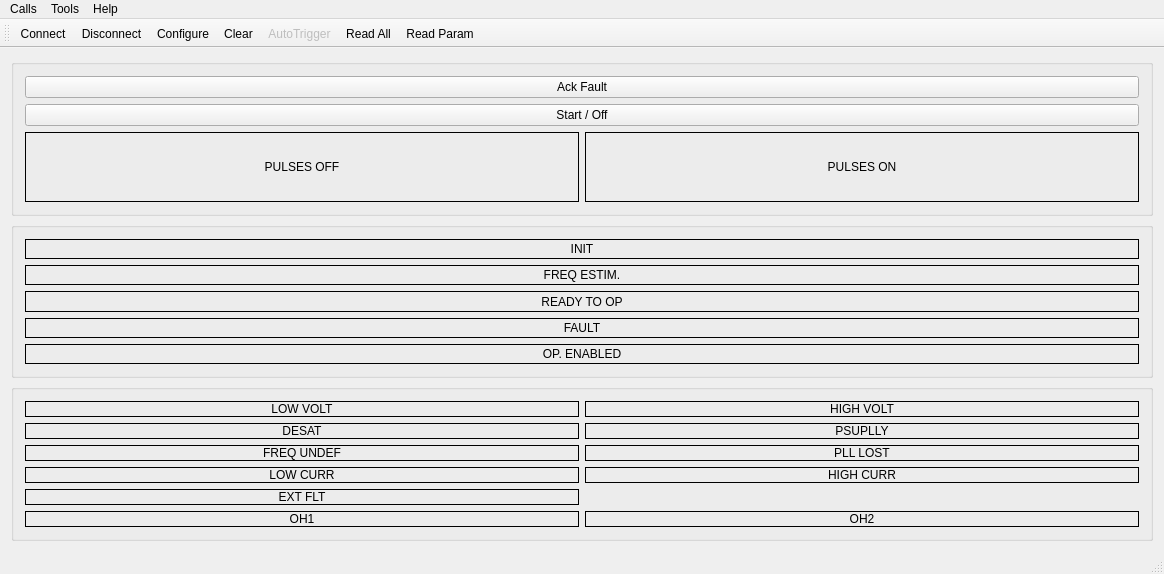
lgrittin/ike_gui, file ui/mainwindow.ui: the form before one commit.
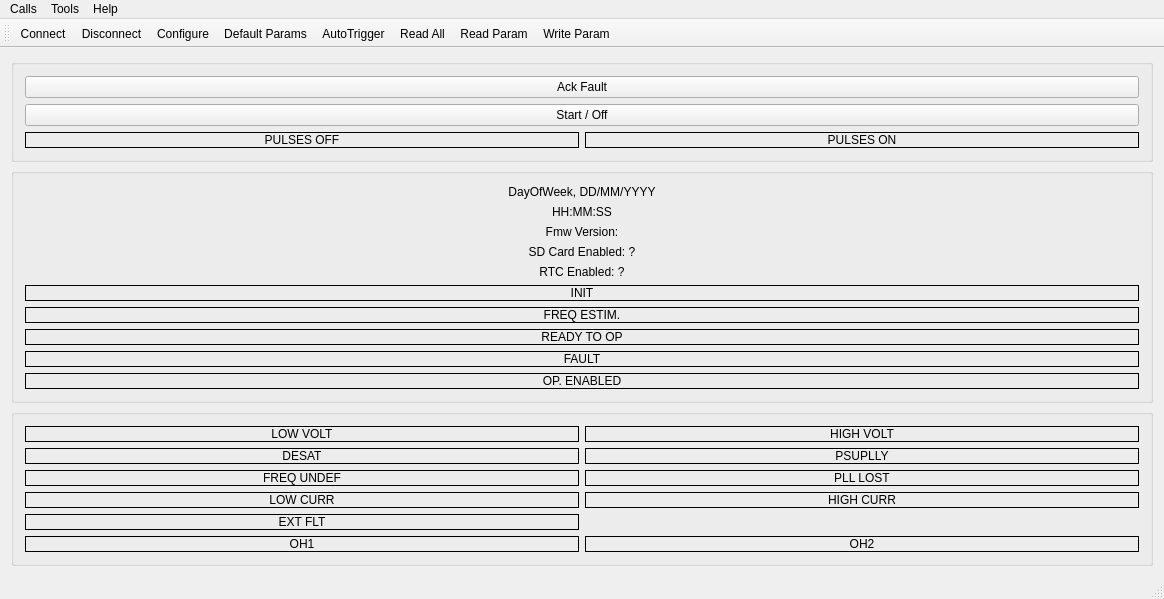
The form after the commit. Icons and pictures are not drawn.

What changed in the file:
```diff
--- a/ui/mainwindow.ui
+++ b/ui/mainwindow.ui
@@ -24,178 +24,7 @@
   </property>
   <widget class="QWidget" name="centralWidget">
    <layout class="QGridLayout" name="gridLayout">
-    <item row="2" column="0" rowspan="2">
-     <widget class="QGroupBox" name="groupBox_statoInverter">
-      <property name="title">
-       <string/>
-      </property>
-      <property name="flat">
-       <bool>false</bool>
-      </property>
-      <layout class="QVBoxLayout" name="verticalLayout_2">
-       <property name="sizeConstraint">
-        <enum>QLayout::SetDefaultConstraint</enum>
-       </property>
-       <item>
-        <widget class="QLabel" name="label_init">
-         <property name="focusPolicy">
-          <enum>Qt::NoFocus</enum>
-         </property>
-         <property name="contextMenuPolicy">
-          <enum>Qt::DefaultContextMenu</enum>
-         </property>
-         <property name="frameShape">
-          <enum>QFrame::Box</enum>
-         </property>
-         <property name="text">
-          <string>INIT</string>
-         </property>
-         <property name="alignment">
-          <set>Qt::AlignCenter</set>
-         </property>
-        </widget>
-       </item>
-       <item>
-        <widget class="QLabel" name="label_freqEst">
-         <property name="focusPolicy">
-          <enum>Qt::NoFocus</enum>
-         </property>
-         <property name="contextMenuPolicy">
-          <enum>Qt::DefaultContextMenu</enum>
-         </property>
-         <property name="frameShape">
-          <enum>QFrame::Box</enum>
-         </property>
-         <property name="text">
-          <string>FREQ ESTIM.</string>
-         </property>
-         <property name="alignment">
-          <set>Qt::AlignCenter</set>
-         </property>
-        </widget>
-       </item>
-       <item>
-        <widget class="QLabel" name="label_readyToOp">
-         <property name="focusPolicy">
-          <enum>Qt::NoFocus</enum>
-         </property>
-         <property name="contextMenuPolicy">
-          <enum>Qt::DefaultContextMenu</enum>
-         </property>
-         <property name="frameShape">
-          <enum>QFrame::Box</enum>
-         </property>
-         <property name="text">
-          <string>READY TO OP</string>
-         </property>
-         <property name="alignment">
-          <set>Qt::AlignCenter</set>
-         </property>
-        </widget>
-       </item>
-       <item>
-        <widget class="QLabel" name="label_fault">
-         <property name="focusPolicy">
-          <enum>Qt::NoFocus</enum>
-         </property>
-         <property name="contextMenuPolicy">
-          <enum>Qt::DefaultContextMenu</enum>
-         </property>
-         <property name="frameShape">
-          <enum>QFrame::Box</enum>
-         </property>
-         <property name="text">
-          <string>FAULT</string>
-         </property>
-         <property name="alignment">
-          <set>Qt::AlignCenter</set>
-         </property>
-        </widget>
-       </item>
-       <item>
-        <widget class="QLabel" name="label_opEnabled">
-         <property name="focusPolicy">
-          <enum>Qt::NoFocus</enum>
-         </property>
-         <property name="contextMenuPolicy">
-          <enum>Qt::DefaultContextMenu</enum>
-         </property>
-         <property name="frameShape">
-          <enum>QFrame::Box</enum>
-         </property>
-         <property name="text">
-          <string>OP. ENABLED</string>
-         </property>
-         <property name="alignment">
-          <set>Qt::AlignCenter</set>
-         </property>
-        </widget>
-       </item>
-      </layout>
-     </widget>
-    </item>
-    <item row="0" column="0" rowspan="2">
-     <widget class="QGroupBox" name="groupBox_controlloInverter">
-      <property name="title">
-       <string/>
-      </property>
-      <property name="flat">
-       <bool>false</bool>
-      </property>
-      <layout class="QGridLayout" name="gridLayout_2">
-       <property name="sizeConstraint">
-        <enum>QLayout::SetDefaultConstraint</enum>
-       </property>
-       <item row="1" column="0" colspan="2">
-        <widget class="QPushButton" name="pushButton_start">
-         <property name="text">
-          <string>Start / Off</string>
-         </property>
-         <property name="checkable">
-          <bool>true</bool>
-         </property>
-        </widget>
-       </item>
-       <item row="0" column="0" colspan="2">
-        <widget class="QPushButton" name="pushButton_ackFault">
-         <property name="text">
-          <string>Ack Fault</string>
-         </property>
-         <property name="checkable">
-          <bool>false</bool>
-         </property>
-        </widget>
-       </item>
-       <item row="2" column="0">
-        <widget class="QLabel" name="label_ImpulsiSpenti">
-         <property name="frameShape">
-          <enum>QFrame::Box</enum>
-         </property>
-         <property name="text">
-          <string>PULSES OFF</string>
-         </property>
-         <property name="alignment">
-          <set>Qt::AlignCenter</set>
-         </property>
-        </widget>
-       </item>
-       <item row="2" column="1">
-        <widget class="QLabel" name="label_impulsiAttivi">
-         <property name="frameShape">
-          <enum>QFrame::Box</enum>
-         </property>
-         <property name="text">
-          <string>PULSES ON</string>
-         </property>
-         <property name="alignment">
-          <set>Qt::AlignCenter</set>
-         </property>
-        </widget>
-       </item>
-      </layout>
-     </widget>
-    </item>
-    <item row="4" column="0">
+    <item row="6" column="0">
      <widget class="QGroupBox" name="groupBox_faults">
       <property name="title">
        <string/>
@@ -351,6 +180,243 @@
       </layout>
      </widget>
     </item>
+    <item row="4" column="0" rowspan="2">
+     <widget class="QGroupBox" name="groupBox_statoInverter">
+      <property name="title">
+       <string/>
+      </property>
+      <property name="flat">
+       <bool>false</bool>
+      </property>
+      <layout class="QVBoxLayout" name="verticalLayout_2">
+       <property name="sizeConstraint">
+        <enum>QLayout::SetDefaultConstraint</enum>
+       </property>
+       <item>
+        <widget class="QLabel" name="label_date">
+         <property name="text">
+          <string>DayOfWeek, DD/MM/YYYY</string>
+         </property>
+         <property name="alignment">
+          <set>Qt::AlignCenter</set>
+         </property>
+        </widget>
+       </item>
+       <item>
+        <widget class="QLabel" name="label_time">
+         <property name="text">
+          <string>HH:MM:SS</string>
+         </property>
+         <property name="alignment">
+          <set>Qt::AlignCenter</set>
+         </property>
+        </widget>
+       </item>
+       <item>
+        <widget class="QLabel" name="label_fmwvers">
+         <property name="text">
+          <string>Fmw Version:</string>
+         </property>
+         <property name="alignment">
+          <set>Qt::AlignCenter</set>
+         </property>
+        </widget>
+       </item>
+       <item>
+        <widget class="QLabel" name="label_sdCard">
+         <property name="text">
+          <string>SD Card Enabled: ?</string>
+         </property>
+         <property name="alignment">
+          <set>Qt::AlignCenter</set>
+         </property>
+        </widget>
+       </item>
+       <item>
+        <widget class="QLabel" name="label_rtc">
+         <property name="text">
+          <string>RTC Enabled: ?</string>
+         </property>
+         <property name="alignment">
+          <set>Qt::AlignCenter</set>
+         </property>
+        </widget>
+       </item>
+       <item>
+        <spacer name="verticalSpacer">
+         <property name="orientation">
+          <enum>Qt::Vertical</enum>
+         </property>
+         <property name="sizeType">
+          <enum>QSizePolicy::Expanding</enum>
+         </property>
+         <property name="sizeHint" stdset="0">
+          <size>
+           <width>20</width>
+           <height>40</height>
+          </size>
+         </property>
+        </spacer>
+       </item>
+       <item>
+        <widget class="QLabel" name="label_init">
+         <property name="focusPolicy">
+          <enum>Qt::NoFocus</enum>
+         </property>
+         <property name="contextMenuPolicy">
+          <enum>Qt::DefaultContextMenu</enum>
+         </property>
+         <property name="frameShape">
+          <enum>QFrame::Box</enum>
+         </property>
+         <property name="text">
+          <string>INIT</string>
+         </property>
+         <property name="alignment">
+          <set>Qt::AlignCenter</set>
+         </property>
+        </widget>
+       </item>
+       <item>
+        <widget class="QLabel" name="label_freqEst">
+         <property name="focusPolicy">
+          <enum>Qt::NoFocus</enum>
+         </property>
+         <property name="contextMenuPolicy">
+          <enum>Qt::DefaultContextMenu</enum>
+         </property>
+         <property name="frameShape">
+          <enum>QFrame::Box</enum>
+         </property>
+         <property name="text">
+          <string>FREQ ESTIM.</string>
+         </property>
+         <property name="alignment">
+          <set>Qt::AlignCenter</set>
+         </property>
+        </widget>
+       </item>
+       <item>
+        <widget class="QLabel" name="label_readyToOp">
+         <property name="focusPolicy">
+          <enum>Qt::NoFocus</enum>
+         </property>
+         <property name="contextMenuPolicy">
+          <enum>Qt::DefaultContextMenu</enum>
+         </property>
+         <property name="frameShape">
+          <enum>QFrame::Box</enum>
+         </property>
+         <property name="text">
+          <string>READY TO OP</string>
+         </property>
+         <property name="alignment">
+          <set>Qt::AlignCenter</set>
+         </property>
+        </widget>
+       </item>
+       <item>
+        <widget class="QLabel" name="label_fault">
+         <property name="focusPolicy">
+          <enum>Qt::NoFocus</enum>
+         </property>
+         <property name="contextMenuPolicy">
+          <enum>Qt::DefaultContextMenu</enum>
+         </property>
+         <property name="frameShape">
+          <enum>QFrame::Box</enum>
+         </property>
+         <property name="text">
+          <string>FAULT</string>
+         </property>
+         <property name="alignment">
+          <set>Qt::AlignCenter</set>
+         </property>
+        </widget>
+       </item>
+       <item>
+        <widget class="QLabel" name="label_opEnabled">
+         <property name="focusPolicy">
+          <enum>Qt::NoFocus</enum>
+         </property>
+         <property name="contextMenuPolicy">
+          <enum>Qt::DefaultContextMenu</enum>
+         </property>
+         <property name="frameShape">
+          <enum>QFrame::Box</enum>
+         </property>
+         <property name="text">
+          <string>OP. ENABLED</string>
+         </property>
+         <property name="alignment">
+          <set>Qt::AlignCenter</set>
+         </property>
+        </widget>
+       </item>
+      </layout>
+     </widget>
+    </item>
+    <item row="2" column="0" rowspan="2">
+     <widget class="QGroupBox" name="groupBox_controlloInverter">
+      <property name="title">
+       <string/>
+      </property>
+      <property name="flat">
+       <bool>false</bool>
+      </property>
+      <layout class="QGridLayout" name="gridLayout_2">
+       <property name="sizeConstraint">
+        <enum>QLayout::SetDefaultConstraint</enum>
+       </property>
+       <item row="2" column="1">
+        <widget class="QLabel" name="label_impulsiAttivi">
+         <property name="frameShape">
+          <enum>QFrame::Box</enum>
+         </property>
+         <property name="text">
+          <string>PULSES ON</string>
+         </property>
+         <property name="alignment">
+          <set>Qt::AlignCenter</set>
+         </property>
+        </widget>
+       </item>
+       <item row="1" column="0" colspan="2">
+        <widget class="QPushButton" name="pushButton_start">
+         <property name="text">
+          <string>Start / Off</string>
+         </property>
+         <property name="checkable">
+          <bool>true</bool>
+         </property>
+        </widget>
+       </item>
+       <item row="0" column="0" colspan="2">
+        <widget class="QPushButton" name="pushButton_ackFault">
+         <property name="text">
+          <string>Ack Fault</string>
+         </property>
+         <property name="checkable">
+          <bool>false</bool>
+         </property>
+        </widget>
+       </item>
+       <item row="2" column="0">
+        <widget class="QLabel" name="label_ImpulsiSpenti">
+         <property name="frameShape">
+          <enum>QFrame::Box</enum>
+         </property>
+         <property name="text">
+          <string>PULSES OFF</string>
+         </property>
+         <property name="alignment">
+          <set>Qt::AlignCenter</set>
+         </property>
+        </widget>
+       </item>
+      </layout>
+     </widget>
+    </item>
    </layout>
   </widget>
   <widget class="QMenuBar" name="menuBar">
@@ -376,7 +442,7 @@
      <string>Tools</string>
     </property>
     <addaction name="actionConfigure"/>
-    <addaction name="actionClear"/>
+    <addaction name="actionResetDeafult_Param"/>
     <addaction name="actionOpen_Log"/>
    </widget>
    <widget class="QMenu" name="menuHelp">
@@ -384,7 +450,6 @@
      <string>Help</string>
     </property>
     <addaction name="actionAbout"/>
-    <addaction name="actionAboutQt"/>
    </widget>
    <addaction name="menuCalls"/>
    <addaction name="menuTools"/>
@@ -401,10 +466,11 @@
    <addaction name="actionConnect"/>
    <addaction name="actionDisconnect"/>
    <addaction name="actionConfigure"/>
-   <addaction name="actionClear"/>
+   <addaction name="actionResetDeafult_Param"/>
    <addaction name="actionAutoTrigger"/>
    <addaction name="actionReadAll"/>
    <addaction name="actionRead_Param"/>
+   <addaction name="actionWrite_Param"/>
   </widget>
   <action name="actionAbout">
    <property name="text">
@@ -417,11 +483,6 @@
     <string>Alt+A</string>
    </property>
   </action>
-  <action name="actionAboutQt">
-   <property name="text">
-    <string>About Qt</string>
-   </property>
-  </action>
   <action name="actionConnect">
    <property name="icon">
     <iconset resource="../IKE_gui.qrc">
@@ -431,7 +492,7 @@
     <string>C&amp;onnect</string>
    </property>
    <property name="toolTip">
-    <string>Connect to serial port</string>
+    <string>Connect</string>
    </property>
    <property name="shortcut">
     <string>Ctrl+O</string>
@@ -446,7 +507,7 @@
     <string>&amp;Disconnect</string>
    </property>
    <property name="toolTip">
-    <string>Disconnect from serial port</string>
+    <string>Disconnect</string>
    </property>
    <property name="shortcut">
     <string>Ctrl+D</string>
@@ -467,16 +528,16 @@
     <string>Alt+C</string>
    </property>
   </action>
-  <action name="actionClear">
+  <action name="actionResetDeafult_Param">
    <property name="icon">
     <iconset resource="../IKE_gui.qrc">
      <normaloff>:/images/icons8-broom-32.png</normaloff>:/images/icons8-broom-32.png</iconset>
    </property>
    <property name="text">
-    <string>C&amp;lear</string>
+    <string>Default Params</string>
    </property>
    <property name="toolTip">
-    <string>Clear data</string>
+    <string>Reset to Default Params</string>
    </property>
    <property name="shortcut">
     <string>Alt+L</string>
@@ -484,7 +545,7 @@
   </action>
   <action name="actionQuit">
    <property name="icon">
-    <iconset resource="../IKE_gui.qrc">
+    <iconset>
      <normaloff>:/images/application-exit.png</normaloff>:/images/application-exit.png</iconset>
    </property>
    <property name="text">
@@ -505,7 +566,7 @@
    </property>
    <property name="icon">
     <iconset resource="../IKE_gui.qrc">
-     <normaloff>:/images/icons8-restart-50.png</normaloff>:/images/icons8-restart-50.png</iconset>
+     <normaloff>:/images/icons8-riproduci-50.png</normaloff>:/images/icons8-riproduci-50.png</iconset>
    </property>
    <property name="text">
     <string>Read All</string>
@@ -519,7 +580,7 @@
     <bool>true</bool>
    </property>
    <property name="enabled">
-    <bool>false</bool>
+    <bool>true</bool>
    </property>
    <property name="icon">
     <iconset resource="../IKE_gui.qrc">
@@ -541,7 +602,19 @@
     <string>Read Param</string>
    </property>
    <property name="toolTip">
-    <string>Read Parameter</string>
+    <string>Get Parameter Value(s)</string>
+   </property>
+  </action>
+  <action name="actionWrite_Param">
+   <property name="icon">
+    <iconset resource="../IKE_gui.qrc">
+     <normaloff>:/images/icons8-scaricare-64.png</normaloff>:/images/icons8-scaricare-64.png</iconset>
+   </property>
+   <property name="text">
+    <string>Write Param</string>
+   </property>
+   <property name="toolTip">
+    <string>Set Parameter Value(s)</string>
    </property>
   </action>
  </widget>
```
